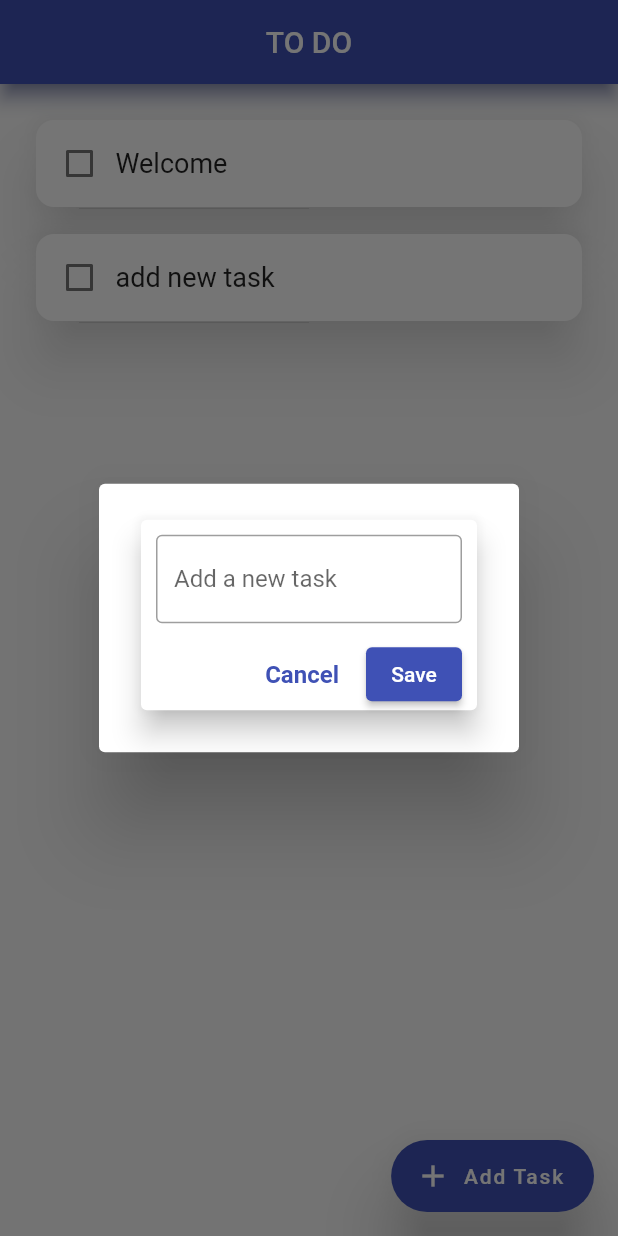
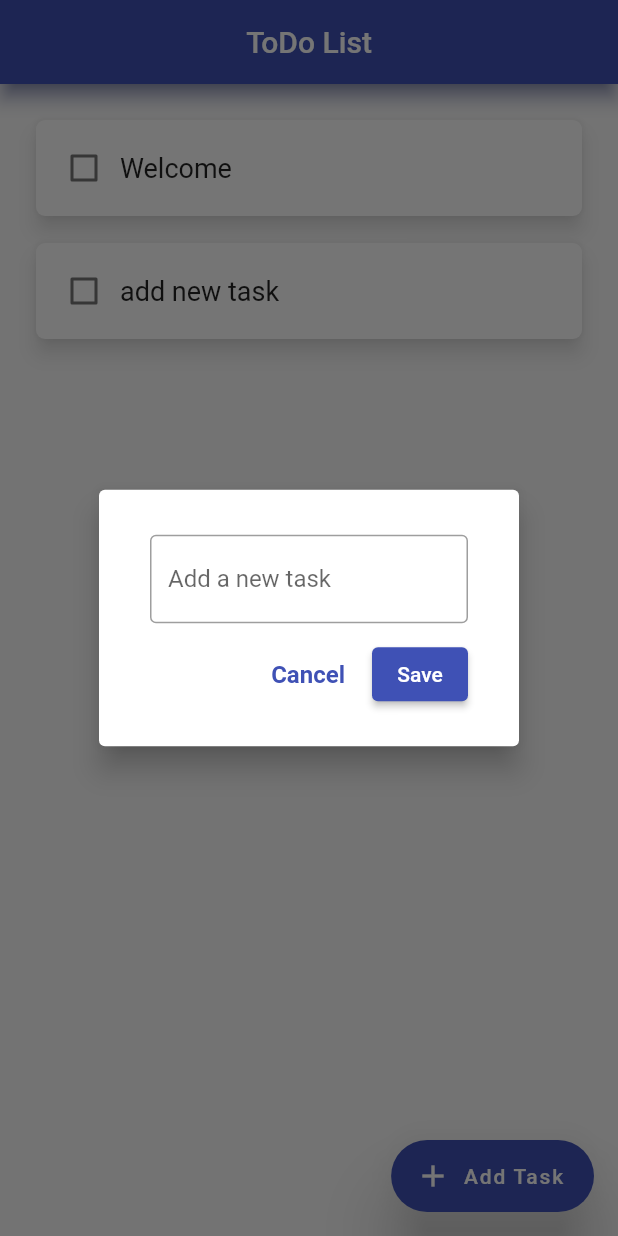
Before and after one commit to MZubairNaeem/todo-app, a Flutter app: the screen it shows after launch, after a tap on "Add Task", on a phone screen of 412 x 824 dp. Run offline on Flutter 3.47's test engine with Material 2 defaults, Android fonts, the phone set to English and light mode, and no system bars; drawn by our look-alikes of flutter_slidable; our stand-ins replace animated_splash_screen, hive, hive_flutter, page_transition; accounts and stored records are empty.

Commit message:
splash screen added

```diff
--- a/lib/componet/button.dart
+++ /dev/null
@@ -1,18 +0,0 @@
-import 'package:flutter/material.dart';
-
-class Button extends StatelessWidget {
-  final String text;
-  VoidCallback onPressed;
-
-  Button({Key? key, required this.text, required this.onPressed})
-      : super(key: key);
-
-  @override
-  Widget build(BuildContext context) {
-    return MaterialButton(
-      onPressed: onPressed,
-      color: Theme.of(context).primaryColor,
-      child: Text(text),
-    );
-  }
-}
--- a/lib/componet/dialogBox.dart
+++ b/lib/componet/dialogBox.dart
@@ -1,22 +1,17 @@
 import 'package:flutter/material.dart';
-import 'package:todo/componet/button.dart';
 
 class DialogBox extends StatelessWidget {
   final controller;
   VoidCallback onSaved;
   DialogBox({Key? key, required this.controller,required this.onSaved}) : super(key: key);
 
+
   @override
   Widget build(BuildContext context) {
     return AlertDialog(
       backgroundColor: Colors.white,
-      elevation: 25,
-      content: Card(
-        // shape: RoundedRectangleBorder(
-        //   borderRadius: BorderRadius.circular(2.0),
-        // ),
       elevation: 8,
-        child: Column(
+      content: Column(
         mainAxisAlignment: MainAxisAlignment.spaceEvenly,
         mainAxisSize: MainAxisSize.min,
         children: [
@@ -41,13 +36,10 @@ class DialogBox extends StatelessWidget {
                 padding: const EdgeInsets.only(right: 10.0),
                 child: ElevatedButton(onPressed: onSaved, child: const Text('Save',style: TextStyle(color: Colors.white),)),
               ),
-
-
             ],
           )
         ],
       ),
-      ),
     );
   }
 }
--- a/lib/componet/toDoTile.dart
+++ b/lib/componet/toDoTile.dart
@@ -21,27 +21,25 @@ class ToDoList extends StatelessWidget {
       padding: const EdgeInsets.only(
         top: 10,
       ),
-      child: Padding(
-        padding: const EdgeInsets.symmetric(vertical: .0),
       child: Slidable(
-          endActionPane: ActionPane(motion: StretchMotion(), children: [
+        endActionPane: ActionPane(motion: const StretchMotion(), children: [
           SlidableAction(
             label: 'Remove',
             backgroundColor: Colors.indigo,
             onPressed: deleteFunction,
             icon: Icons.delete_forever_rounded,
-              borderRadius: BorderRadius.circular(12),
+            borderRadius: BorderRadius.circular(6),
           )
         ]),
         child: Card(
           color: Colors.white,
-            elevation: 15,
+          elevation: 5,
           shadowColor: Colors.white,
           shape: RoundedRectangleBorder(
-              borderRadius: BorderRadius.circular(12.0),
+            borderRadius: BorderRadius.circular(6.0),
           ),
           child: Padding(
-              padding: const EdgeInsets.all(5.0),
+            padding: const EdgeInsets.all(8.0),
             child: Row(
               children: [
                 Checkbox(
@@ -62,7 +60,6 @@ class ToDoList extends StatelessWidget {
           ),
         ),
       ),
-      ),
     );
   }
 }
--- a/lib/main.dart
+++ b/lib/main.dart
@@ -1,7 +1,9 @@
 import 'package:flutter/material.dart';
 import 'package:hive/hive.dart';
 import 'package:hive_flutter/adapters.dart';
+import 'package:page_transition/page_transition.dart';
 import 'package:todo/screen/home.dart';
+import 'package:animated_splash_screen/animated_splash_screen.dart';
 
 void main() async {
 
@@ -16,8 +18,14 @@ class MyApp extends StatelessWidget {
   @override
   Widget build(BuildContext context) {
     return MaterialApp(
+      title: 'Todo List',
       theme: ThemeData(primarySwatch: Colors.indigo),
-      home: const Home(),
-    );
+      home: AnimatedSplashScreen(
+        duration: 1000,
+          splash: Image.asset('assets/icon.png'),
+          nextScreen: const Home(),
+          splashTransition: SplashTransition.slideTransition,
+          backgroundColor: Colors.indigo
+      ));
   }
 }
--- a/lib/screen/home.dart
+++ b/lib/screen/home.dart
@@ -65,7 +65,7 @@ class _HomeState extends State<Home> {
   Widget build(BuildContext context) {
     return Scaffold(
       appBar: AppBar(
-        title: const Text('TO DO'),
+        title: const Text('ToDo List'),
         elevation: 5,
         shadowColor: Colors.indigo,
         centerTitle: true,
```
Also changed, not shown: pubspec.yaml (+5 -2 lines), assets/icon.png (added), pubspec.lock, 7 other files. Lines whose indentation alone changed are shown as unchanged.
